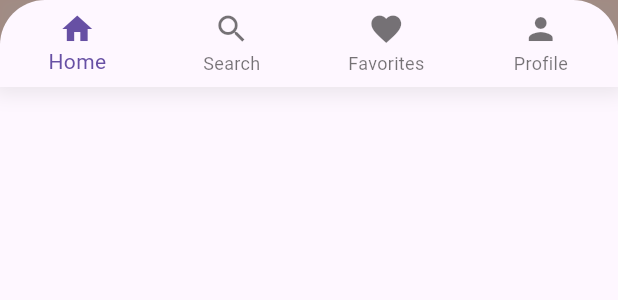
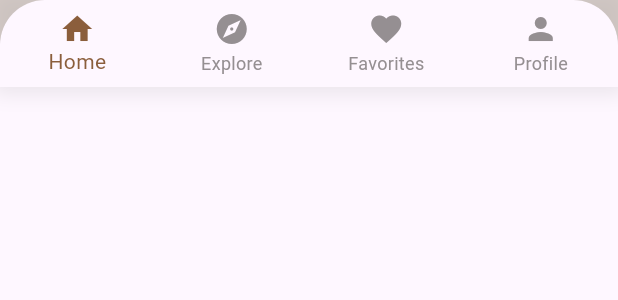
Before and after one commit to nahidath/flutter-app, a Flutter app: the BottomNavBar widget shown alone on an empty page, opened directly, on a phone screen of 412 x 824 dp. Shown: the top 300 px of the screen. Run offline on Flutter 3.47's test engine with Material 3 defaults, Android fonts, the phone set to English and light mode, and no system bars.

Commit message:
bottom nav done, working on popular widget

```diff
--- a/myapp/lib/pages/home/widgets/bottomNavBar.dart
+++ b/myapp/lib/pages/home/widgets/bottomNavBar.dart
@@ -1,12 +1,24 @@
 import 'package:flutter/material.dart';
 
-class BottomNavBar extends StatelessWidget {
+class BottomNavBar extends StatefulWidget {
   const BottomNavBar({Key? key}) : super(key: key);
 
   @override
+  State<BottomNavBar> createState() => _BottomNavBarState();
+}
+
+class _BottomNavBarState extends State<BottomNavBar> {
+  int _selectedIndex = 0;
+
+  void _onItemTapped(int index) {
+    setState(() {
+      _selectedIndex = index;
+    });
+  }
+  @override
   Widget build(BuildContext context) {
     return Container(
-      color: const Color(0xFFA1887F),
+      color: const Color(0xFFD7CCC8),
       child: Container(
         decoration: BoxDecoration(
           boxShadow: [
@@ -22,15 +34,17 @@ class BottomNavBar extends StatelessWidget {
             topRight: Radius.circular(30),
           ),
           child: BottomNavigationBar(
+            selectedItemColor: const Color(0xFF8B5E3C),
+            unselectedItemColor: const Color(0xFF958f92),
             type: BottomNavigationBarType.fixed,
-            items: const [
+            items: const <BottomNavigationBarItem>[
               BottomNavigationBarItem(
                 icon: Icon(Icons.home),
                 label: 'Home',
               ),
               BottomNavigationBarItem(
-                icon: Icon(Icons.search),
-                label: 'Search',
+                icon: Icon(Icons.explore),
+                label: 'Explore',
               ),
               BottomNavigationBarItem(
                 icon: Icon(Icons.favorite),
@@ -41,6 +55,8 @@ class BottomNavBar extends StatelessWidget {
                 label: 'Profile',
               ),
             ],
+            currentIndex: _selectedIndex,
+            onTap: _onItemTapped,
           ),
         ),
       ),
```
Also changed, not shown: myapp/lib/pages/home/widgets/popular.dart (+5 -4 lines).
